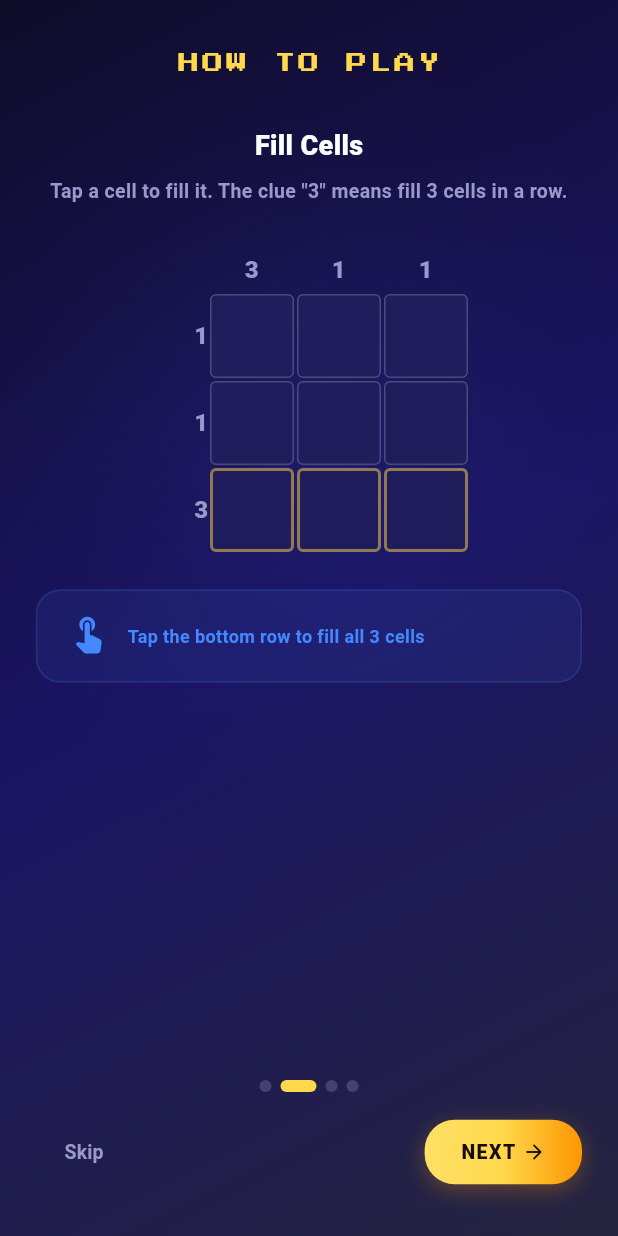
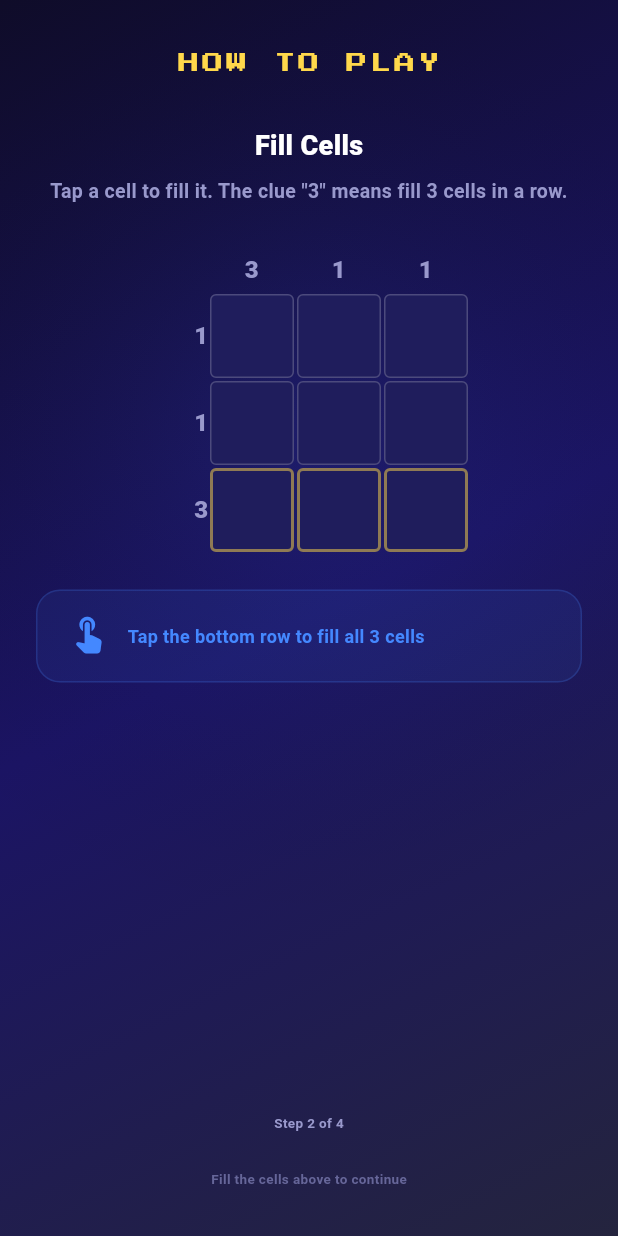
Before and after one commit to tungichimedev/pixel-logic, a Flutter app: the screen it shows after launch, after a tap on "Skip", after a tap on "NEXT", on a phone screen of 412 x 824 dp. Run offline on Flutter 3.47's test engine with Material 3 defaults, Android fonts, the phone set to English and light mode, and no system bars; our stand-ins replace flutter_riverpod, go_router, google_fonts, shared_preferences; Roboto replaces fonts that are missing (Nunito).

Commit message:
FTUE art direction fixes — interactive tutorial, design + Flutter
Critical:
- Tutorial step 2: gated behind interaction — user must tap all 3
  bottom row cells before advancing (no NEXT button, shows
  "Fill the cells above to continue")
- Tutorial step 4: micro-celebration on completion — "PUZZLE COMPLETE!"
  green flash, then auto-advances to Home after 1.2s

Major:
- Onboarding CTA labels: NEXT on screens 1-2, LET'S PLAY! on 3
- Onboarding 3: gallery card shows pixel art thumbnails instead of
  emoji, desc "30 pixel art pictures to unlock"
- Onboarding 3: "100% Free to Play" → "Play at Your Own Pace"
  (avoids misleading claim since paywall exists)
- Tutorial 3 hint: "See? Both the row AND column clue turned green!"
- Skip button: hidden on tutorial steps 1-2, visible from step 3+
- Tutorial 4 hint icon: trophy → touch/arrow (trophy is for after)

Minor:
- Progress dots → "Step X of 4" text counter (distinguishes from
  onboarding dots)
- Before/after demo labels 7px → 9px for readability
- Tutorial 1 tooltip repositioned above grid pointing down at clues
- Tutorial step 1 gated message for step 2

Both design.html and Flutter code updated to match.

Co-Authored-By: Claude Opus 4.6 (1M context) <noreply@anthropic.com>

```diff
--- a/lib/screens/onboarding_screen.dart
+++ b/lib/screens/onboarding_screen.dart
@@ -560,14 +560,14 @@ class _OnboardingScreenState extends State<OnboardingScreen> {
           _buildFeatureCard(
             emoji: '\u{1F5BC}',
             title: 'Build Your Collection',
-            desc: 'Gallery of all your solved pixel art',
+            desc: '30 pixel art pictures to unlock',
             color: AppColors.cellFilled,
           ),
           const SizedBox(height: 10),
           _buildFeatureCard(
-            emoji: '\u2713',
-            title: '100% Free to Play',
-            desc: 'No paywalls. No required purchases',
+            emoji: '\u23F3',
+            title: 'Play at Your Own Pace',
+            desc: 'No timers, no pressure. Just puzzles',
             color: AppColors.primary,
             highlighted: true,
           ),
--- a/lib/screens/tutorial_screen.dart
+++ b/lib/screens/tutorial_screen.dart
@@ -38,7 +38,7 @@ class _TutorialScreenState extends State<TutorialScreen> {
     ),
     (
       title: 'Check Satisfaction',
-      desc: 'When a row or column is correctly filled, the clue turns green!',
+      desc: 'See? Both the row AND column clue turned green!',
       highlight: 'satisfied',
     ),
     (
@@ -57,12 +57,31 @@ class _TutorialScreenState extends State<TutorialScreen> {
     return true;
   }
 
+  bool _showComplete = false;
+
   void _tapCell(int row, int col) {
-    if (_step < 3) return; // Only allow tapping on solve step
+    // Step 1 (fill bottom row) — allow tapping row 2 only
+    if (_step == 1) {
+      if (row != 2) return;
+      HapticFeedback.lightImpact();
+      setState(() {
+        _cells[row][col] = true;
+        // Auto-advance when bottom row complete
+        if (_cells[2][0] && _cells[2][1] && _cells[2][2]) {
+          HapticFeedback.mediumImpact();
+          Future.delayed(const Duration(milliseconds: 400), () {
+            if (mounted) setState(() => _step = 2);
+          });
+        }
+      });
+      return;
+    }
+    // Step 3 (solve) — fill left column to complete L shape
+    if (_step == 3) {
       HapticFeedback.lightImpact();
       setState(() {
         _cells[row][col] = !_cells[row][col];
-      // If wrong cell is filled, flash red and reset
+        // Wrong cell — flash and reset
         if (_cells[row][col] && !_solution[row][col]) {
           HapticFeedback.heavyImpact();
           Future.delayed(const Duration(milliseconds: 300), () {
@@ -72,9 +91,15 @@ class _TutorialScreenState extends State<TutorialScreen> {
         }
         if (_isSolved) {
           HapticFeedback.heavyImpact();
+          setState(() => _showComplete = true);
+          Future.delayed(const Duration(milliseconds: 1200), () {
             _completeTutorial();
+          });
         }
       });
+      return;
+    }
+    // Steps 0 and 2 — no tapping allowed (read-only)
   }
 
   Future<void> _completeTutorial() async {
@@ -129,28 +154,36 @@ class _TutorialScreenState extends State<TutorialScreen> {
               // Step-specific visual hint
               _buildStepVisual(),
               const Spacer(),
-              // Progress dots
-              Row(
-                mainAxisAlignment: MainAxisAlignment.center,
-                children: List.generate(4, (i) {
-                  return Container(
-                    width: i == _step ? 24 : 8,
-                    height: 8,
-                    margin: const EdgeInsets.symmetric(horizontal: 3),
-                    decoration: BoxDecoration(
-                      color: i == _step
-                          ? AppColors.primary
-                          : AppColors.textMuted.withValues(alpha: 0.5),
-                      borderRadius: BorderRadius.circular(4),
+              // Step counter
+              Text(
+                'Step ${_step + 1} of 4',
+                style: const TextStyle(
+                  color: AppColors.textSecondary,
+                  fontSize: 9,
+                  fontWeight: FontWeight.w700,
                 ),
-                  );
-                }),
               ),
               const SizedBox(height: 16),
+              // Completion flash
+              if (_showComplete)
+                Container(
+                  padding: const EdgeInsets.symmetric(horizontal: 20, vertical: 12),
+                  decoration: BoxDecoration(
+                    color: AppColors.satisfied.withValues(alpha: 0.1),
+                    borderRadius: BorderRadius.circular(14),
+                    border: Border.all(color: AppColors.satisfied.withValues(alpha: 0.3)),
+                  ),
+                  child: Text(
+                    'PUZZLE COMPLETE!',
+                    style: AppFonts.pixel(fontSize: 10, color: AppColors.satisfied),
+                  ),
+                ),
+              if (!_showComplete) ...[
               // Buttons
               Row(
                 children: [
-                  // Skip
+                  // Skip — only visible from step 2+
+                  if (_step >= 2)
                     TextButton(
                       onPressed: _completeTutorial,
                       style: TextButton.styleFrom(
@@ -164,10 +197,12 @@ class _TutorialScreenState extends State<TutorialScreen> {
                           fontWeight: FontWeight.w700,
                         ),
                       ),
-                  ),
+                    )
+                  else
+                    const SizedBox(width: 48),
                   const Spacer(),
-                  // Next
-                  if (_step < 3)
+                  // Next — hidden on step 1 (gated) and step 3 (user completes)
+                  if (_step == 0 || _step == 2)
                     GestureDetector(
                       onTap: () => setState(() => _step++),
                       child: Container(
@@ -203,6 +238,16 @@ class _TutorialScreenState extends State<TutorialScreen> {
                     ),
                 ],
               ),
+              ],
+              // Step 1 gated message
+              if (_step == 1 && !_cells[2][0] && !_cells[2][1] && !_cells[2][2])
+                const Padding(
+                  padding: EdgeInsets.only(top: 8),
+                  child: Text(
+                    'Fill the cells above to continue',
+                    style: TextStyle(color: AppColors.textMuted, fontSize: 9, fontWeight: FontWeight.w700),
+                  ),
+                ),
               const SizedBox(height: 32),
             ],
           ),
@@ -221,7 +266,7 @@ class _TutorialScreenState extends State<TutorialScreen> {
       // Step 2: Check satisfaction
       (icon: Icons.check_circle_outline_rounded, text: 'Green clues mean that row or column is correct', color: AppColors.satisfied),
       // Step 3: Solve
-      (icon: Icons.emoji_events_rounded, text: 'Fill the left column to complete the puzzle!', color: AppColors.primary),
+      (icon: Icons.touch_app_rounded, text: 'Fill the left column to complete the puzzle!', color: AppColors.primary),
     ];
     final v = visuals[_step];
     return Container(
```
Also changed, not shown: 1 other file. Lines whose indentation alone changed are shown as unchanged.
